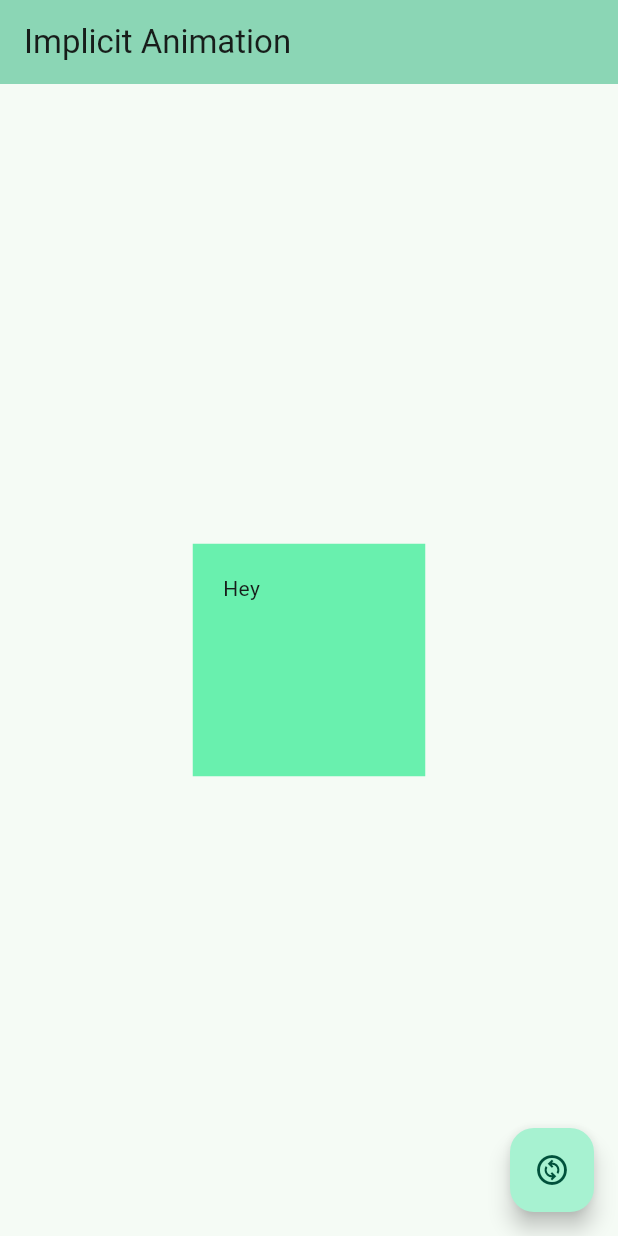
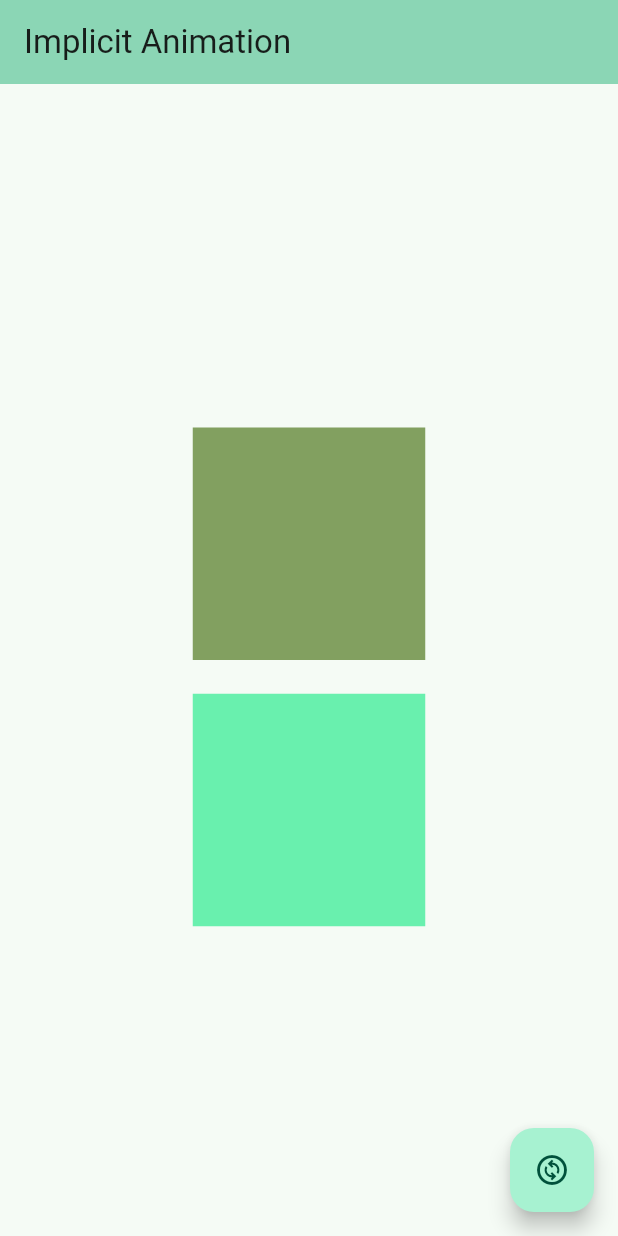
Before and after one commit to AndreeaMagda/flutter-zero-to-mastery-course, a Flutter app: the screen it shows after launch, after a tap on the "change circle" icon, on a phone screen of 412 x 824 dp. Run offline on Flutter 3.47's test engine with Material 3 defaults, Android fonts, the phone set to English and light mode, and no system bars.

Commit message:
Explicit Animations

```diff
--- a/lib/main.dart
+++ b/lib/main.dart
@@ -31,8 +31,26 @@
   State<MyHomePage> createState() => _MyHomePageState();
 }
 
-class _MyHomePageState extends State<MyHomePage> {
+class _MyHomePageState extends State<MyHomePage>
+    with SingleTickerProviderStateMixin {
   bool state = true;
+  late final AnimationController _animationController;
+
+  @override
+  void initState() {
+    super.initState();
+    _animationController = AnimationController(
+      duration: const Duration(seconds: 2),
+      vsync: this,
+      lowerBound: 0.5,
+    );
+  }
+
+  @override
+  void dispose() {
+    _animationController.dispose();
+    super.dispose();
+  }
 
   @override
   Widget build(BuildContext context) {
@@ -45,6 +63,14 @@
         child: Column(
           mainAxisAlignment: MainAxisAlignment.center,
           children: <Widget>[
+            ScaleTransition(
+              scale: _animationController,
+              child: Container(
+                width: 200,
+                height: 200,
+                color: const Color.fromARGB(255, 130, 160, 96),
+              ),
+            ),
             AnimatedContainer(
               width: state ? 100 : 200,
               height: state ? 100 : 200,
@@ -53,7 +79,7 @@
               child: AnimatedPadding(
                 padding: EdgeInsets.all(state ? 35 : 8),
                 duration: const Duration(seconds: 2),
-                child: const Text("Hey"),
+
               ),
             )
           ],
@@ -61,6 +87,11 @@
       ),
       floatingActionButton: FloatingActionButton(
         onPressed: () {
+          if (state) {
+            _animationController.forward();
+          } else {
+            _animationController.reverse();
+          }
           setState(() {
             state = !state;
           });
```
